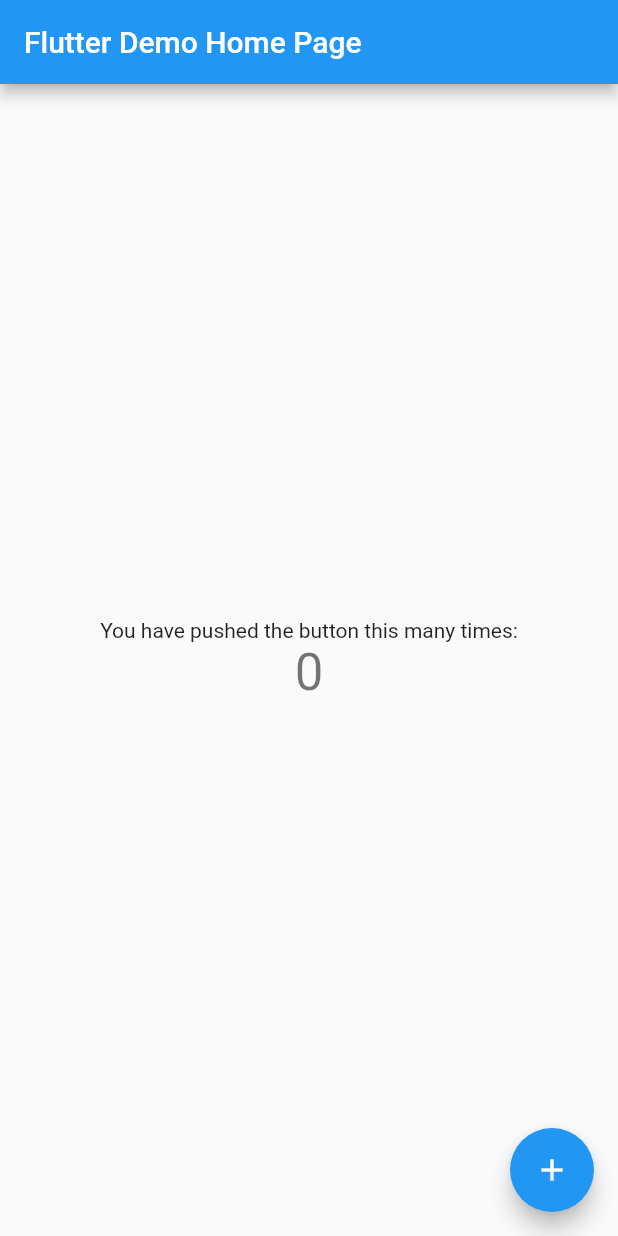
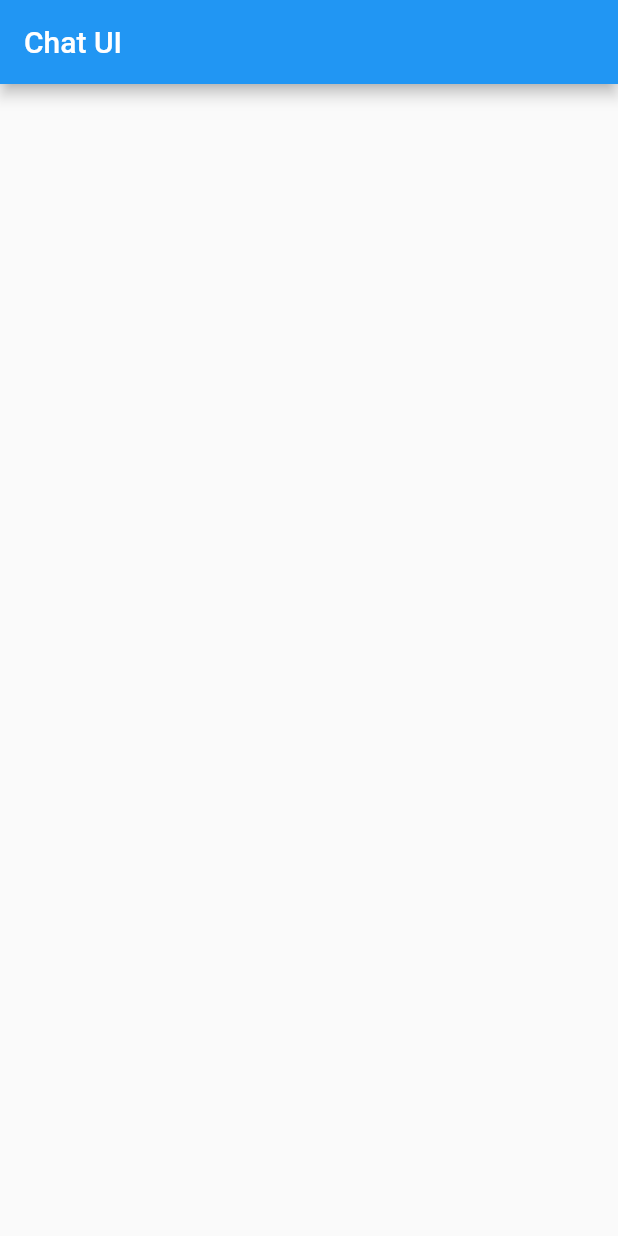
Before and after one commit to Jean-CS/flutter-simple-chat-ui, a Flutter app: the screen it shows after launch, on a phone screen of 412 x 824 dp. Run offline on Flutter 3.47's test engine with Material 2 defaults, Android fonts, the phone set to English and light mode, and no system bars.

Commit message:
build the main app scaffold

```diff
--- a/lib/main.dart
+++ b/lib/main.dart
@@ -1,111 +1,16 @@
 import 'package:flutter/material.dart';
 
-void main() => runApp(MyApp());
-
-class MyApp extends StatelessWidget {
-  // This widget is the root of your application.
-  @override
-  Widget build(BuildContext context) {
-    return MaterialApp(
-      title: 'Flutter Demo',
-      theme: ThemeData(
-        // This is the theme of your application.
-        //
-        // Try running your application with "flutter run". You'll see the
-        // application has a blue toolbar. Then, without quitting the app, try
-        // changing the primarySwatch below to Colors.green and then invoke
-        // "hot reload" (press "r" in the console where you ran "flutter run",
-        // or simply save your changes to "hot reload" in a Flutter IDE).
-        // Notice that the counter didn't reset back to zero; the application
-        // is not restarted.
-        primarySwatch: Colors.blue,
-      ),
-      home: MyHomePage(title: 'Flutter Demo Home Page'),
-    );
-  }
-}
-
-class MyHomePage extends StatefulWidget {
-  MyHomePage({Key key, this.title}) : super(key: key);
-
-  // This widget is the home page of your application. It is stateful, meaning
-  // that it has a State object (defined below) that contains fields that affect
-  // how it looks.
-
-  // This class is the configuration for the state. It holds the values (in this
-  // case the title) provided by the parent (in this case the App widget) and
-  // used by the build method of the State. Fields in a Widget subclass are
-  // always marked "final".
-
-  final String title;
-
-  @override
-  _MyHomePageState createState() => _MyHomePageState();
-}
-
-class _MyHomePageState extends State<MyHomePage> {
-  int _counter = 0;
-
-  void _incrementCounter() {
-    setState(() {
-      // This call to setState tells the Flutter framework that something has
-      // changed in this State, which causes it to rerun the build method below
-      // so that the display can reflect the updated values. If we changed
-      // _counter without calling setState(), then the build method would not be
-      // called again, and so nothing would appear to happen.
-      _counter++;
-    });
-  }
-
-  @override
-  Widget build(BuildContext context) {
-    // This method is rerun every time setState is called, for instance as done
-    // by the _incrementCounter method above.
-    //
-    // The Flutter framework has been optimized to make rerunning build methods
-    // fast, so that you can just rebuild anything that needs updating rather
-    // than having to individually change instances of widgets.
-    return Scaffold(
-      appBar: AppBar(
-        // Here we take the value from the MyHomePage object that was created by
-        // the App.build method, and use it to set our appbar title.
-        title: Text(widget.title),
-      ),
-      body: Center(
-        // Center is a layout widget. It takes a single child and positions it
-        // in the middle of the parent.
-        child: Column(
-          // Column is also layout widget. It takes a list of children and
-          // arranges them vertically. By default, it sizes itself to fit its
-          // children horizontally, and tries to be as tall as its parent.
-          //
-          // Invoke "debug painting" (press "p" in the console, choose the
-          // "Toggle Debug Paint" action from the Flutter Inspector in Android
-          // Studio, or the "Toggle Debug Paint" command in Visual Studio Code)
-          // to see the wireframe for each widget.
-          //
-          // Column has various properties to control how it sizes itself and
-          // how it positions its children. Here we use mainAxisAlignment to
-          // center the children vertically; the main axis here is the vertical
-          // axis because Columns are vertical (the cross axis would be
-          // horizontal).
-          mainAxisAlignment: MainAxisAlignment.center,
-          children: <Widget>[
-            Text(
-              'You have pushed the button this many times:',
-            ),
-            Text(
-              '$_counter',
-              style: Theme.of(context).textTheme.display1,
-            ),
-          ],
+void main() {
+  runApp(
+    // This is the root of your Widget tree.
+    // Everything will inherit material-design specific functionality and style
+    MaterialApp(
+      title: "Chat UI",
+      home: Scaffold(
+        appBar: AppBar(
+          title: Text("Chat UI"),
         ),
       ),
-      floatingActionButton: FloatingActionButton(
-        onPressed: _incrementCounter,
-        tooltip: 'Increment',
-        child: Icon(Icons.add),
-      ), // This trailing comma makes auto-formatting nicer for build methods.
-    );
-  }
+    ),
+  );
 }
```
Also changed, not shown: 2 other files.
